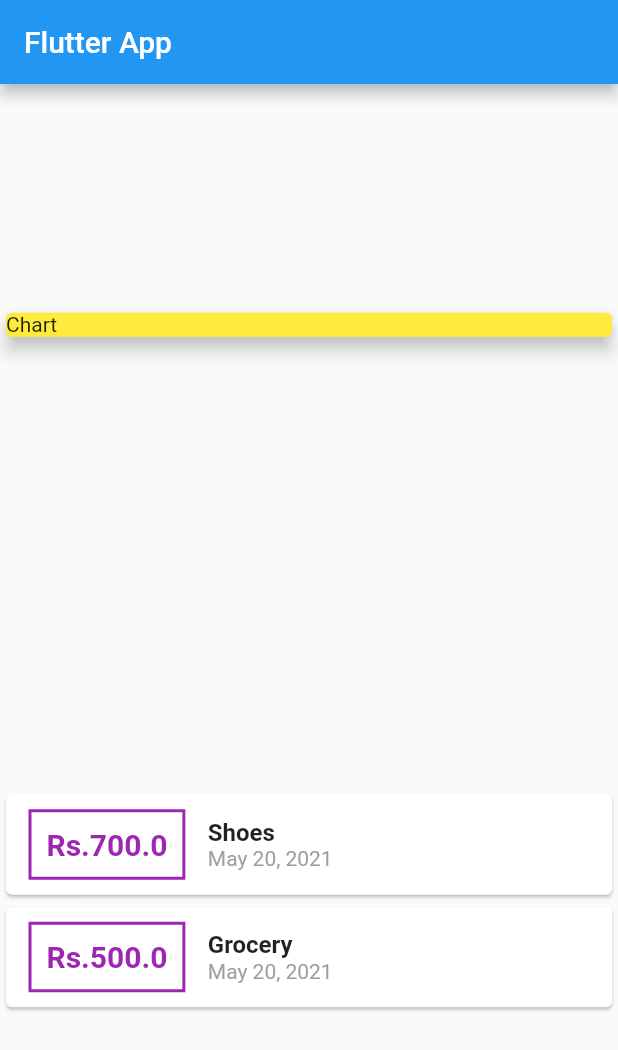
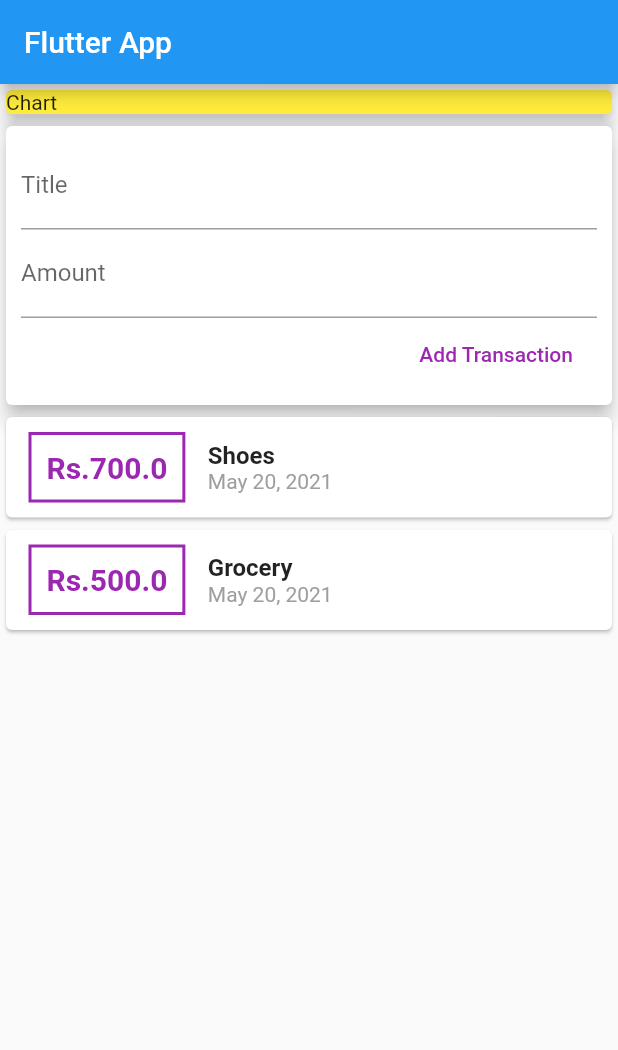
Before and after one commit to ShivamRajSingh/Expenses-App, a Flutter app: the screen it shows after launch, on a phone screen of 412 x 824 dp. Shown: the top 1050 px of the screen. Run offline on Flutter 3.47's test engine with Material 2 defaults, Android fonts, the phone set to English and light mode, and no system bars.

Commit message:
Text Field added

```diff
--- a/lib/main.dart
+++ b/lib/main.dart
@@ -37,7 +37,7 @@ class MyHomePage extends StatelessWidget {
         title: Text('Flutter App'),
       ),
       body: Column(
-        mainAxisAlignment: MainAxisAlignment.spaceAround,
+        // mainAxisAlignment: MainAxisAlignment.spaceAround,
         crossAxisAlignment: CrossAxisAlignment.stretch,
         children: <Widget>[
           Container(
@@ -46,6 +46,28 @@ class MyHomePage extends StatelessWidget {
               color: Colors.yellow,
               child: Text('Chart'),
               elevation: 5,
+            ),
+          ),
+          Card(
+            elevation: 5,
+            child: Container(
+              padding: EdgeInsets.all(10),
+              child: Column(
+                crossAxisAlignment: CrossAxisAlignment.end,
+                children: [
+                  TextField(
+                    decoration: InputDecoration(labelText: 'Title'),
+                  ),
+                  TextField(
+                    decoration: InputDecoration(labelText: 'Amount'),
+                  ),
+                  FlatButton(
+                    onPressed: () {},
+                    child: Text('Add Transaction'),
+                    textColor: Colors.purple,
+                  )
+                ],
+              ),
             ),
           ),
           Column(
```
